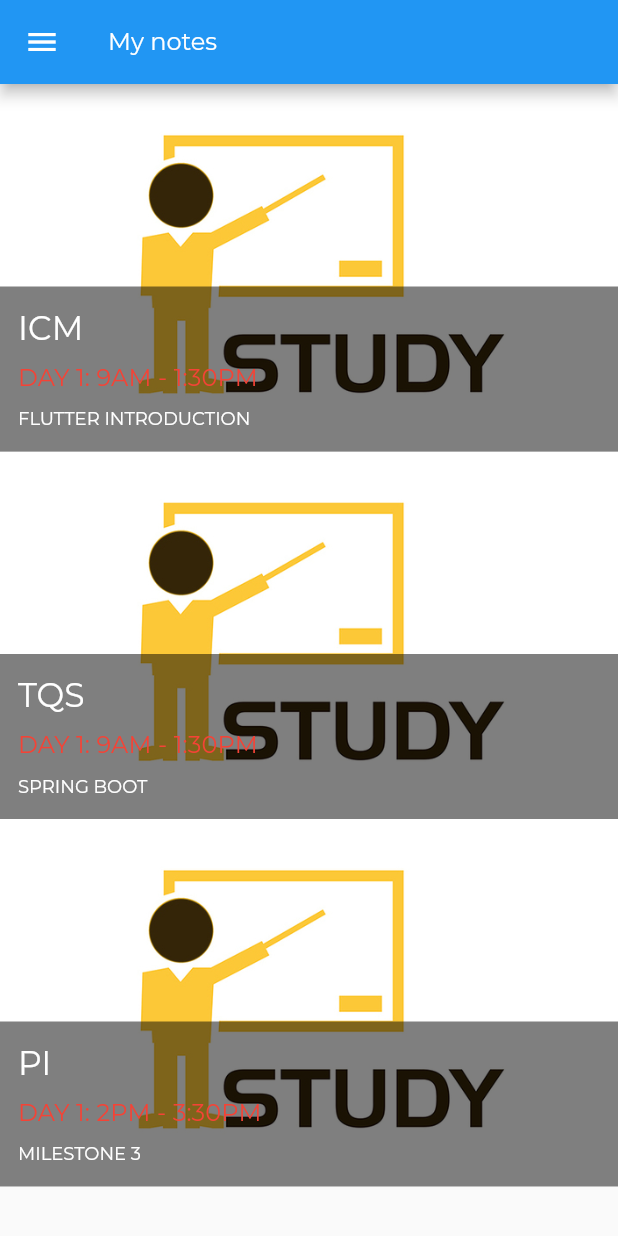
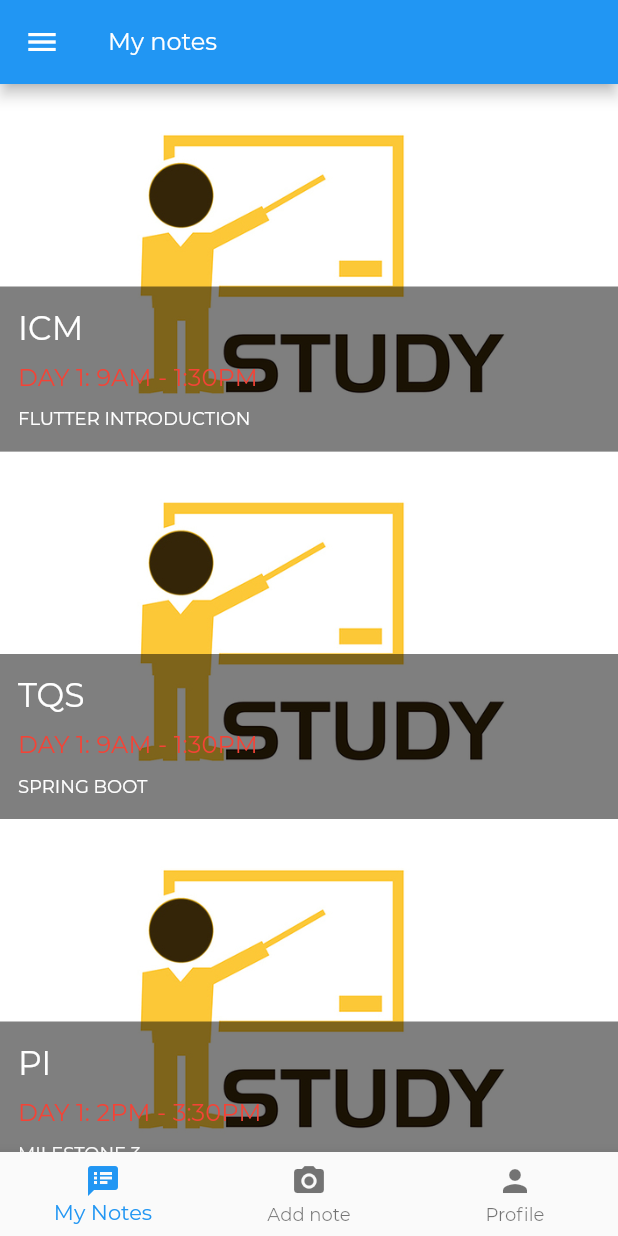
Before and after one commit to user-cube/iStudy-Flutter, a Flutter app: the StudentHome screen opened directly, on a phone screen of 412 x 824 dp. Run offline on Flutter 3.47's test engine with Material 2 defaults, Android fonts, the light colour scheme and no system bars; our stand-ins replace cloud_firestore, firebase_auth, flutter_spinkit, permission_handler; missing offline and left inert: flutter_android; accounts and stored records are empty.

Commit message:
Add icons; bottom navigator

```diff
--- a/lib/app.dart
+++ b/lib/app.dart
@@ -11,8 +11,10 @@
 
 const StudentHomeRoute = "/";
 const TeacherHomeRoute = "/teacher/";
+const ProfileRoute = "/profile";
 const NoteDetailRoute = "/note_detail";
 const HeartRateMonitorRoute = "/heartrate";
+const AddNotesRoute = "/notes/add";
 
 class MyApp extends StatelessWidget {
   // This widget is the root of your application.
@@ -45,6 +47,9 @@
         case HeartRateMonitorRoute:
           screen = HeartRateMonitor();
           break;
+        case ProfileRoute:
+          //
+          break;
         default:
           return null;
       }
--- /dev/null
+++ b/lib/drawers/student/bottomNavigation.dart
@@ -0,0 +1,41 @@
+import 'package:flutter/material.dart';
+import 'package:istudy/app.dart';
+
+class BottomNavigatorBar extends StatelessWidget {
+  @override
+  Widget build(BuildContext context) {
+    return BottomNavigationBar(
+      currentIndex: 0,
+      onTap: (int index) {
+        print(index);
+        switch (index) {
+          case 0:
+            Navigator.pushNamed(context, StudentHomeRoute);
+            break;
+          case 1:
+            Navigator.pushNamed(context, AddNotesRoute);
+            break;
+          case 2:
+            //
+            break;
+          default:
+            break;
+        }
+      },
+      items: [
+        BottomNavigationBarItem(
+          icon: Icon(Icons.speaker_notes),
+          title: Text('My Notes'),
+        ),
+        BottomNavigationBarItem(
+          icon: Icon(Icons.camera_alt),
+          title: Text('Add note'),
+        ),
+        BottomNavigationBarItem(
+          icon: Icon(Icons.person),
+          title: Text('Profile'),
+        )
+      ],
+    );
+  }
+}
--- a/lib/screens/student/home/home.dart
+++ b/lib/screens/student/home/home.dart
@@ -1,4 +1,5 @@
 import 'package:flutter/material.dart';
+import 'package:istudy/drawers/student/bottomNavigation.dart';
 import 'package:istudy/drawers/student/drawer.dart';
 import 'package:istudy/models/notes/notes.dart';
 import 'package:istudy/screens/student/home/tile_overlay.dart';
@@ -18,6 +19,7 @@
         itemBuilder: (context, index) => _itemBuilder(context, notes[index]),
       ),
       drawer: StudentDrawer(),
+      bottomNavigationBar: BottomNavigatorBar(),
     );
   }
 
--- a/pubspec.yaml
+++ b/pubspec.yaml
@@ -29,10 +29,16 @@
   flutter_spinkit: "^4.0.0"
   flutter_android: ^0.4.0
   permission_handler: ^5.0.0+hotfix.5
+  flutter_launcher_icons: ^0.7.2+1
 
 dev_dependencies:
   flutter_test:
     sdk: flutter
+
+flutter_icons:
+  android: "launcher_icon"
+  ios: true
+  image_path: "assets/images/logo.jpg"
 
 # For information on the generic Dart part of this file, see the
 # following page: https://dart.dev/tools/pub/pubspec
```
Also changed, not shown: pubspec.lock, 27 other files.
